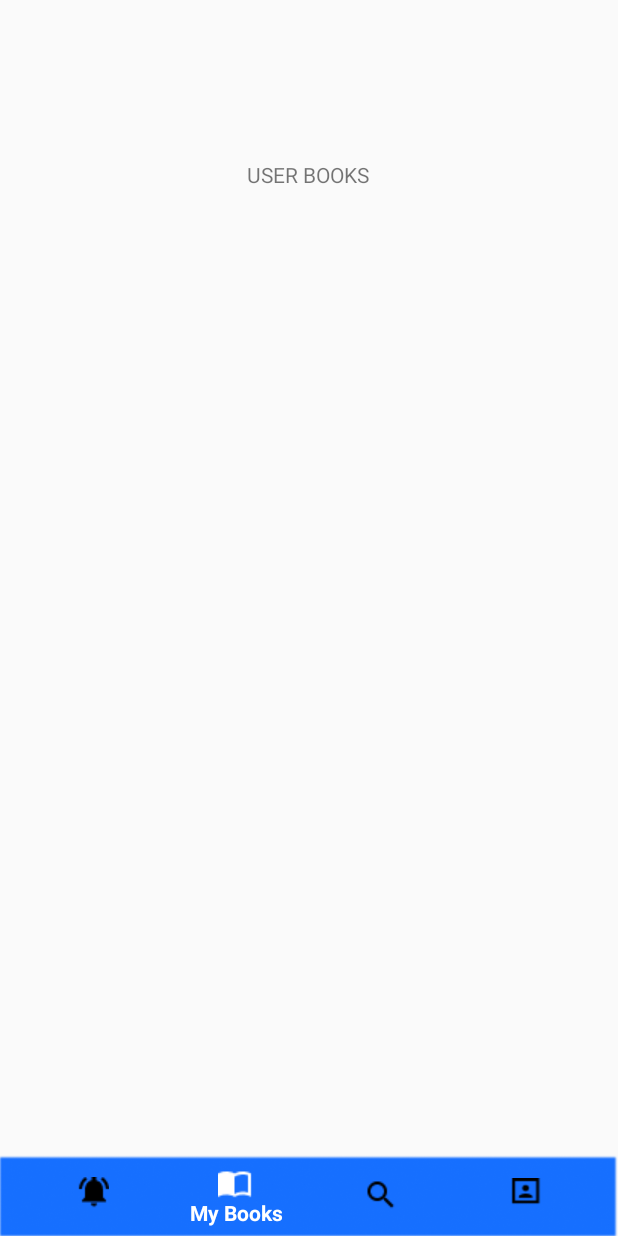
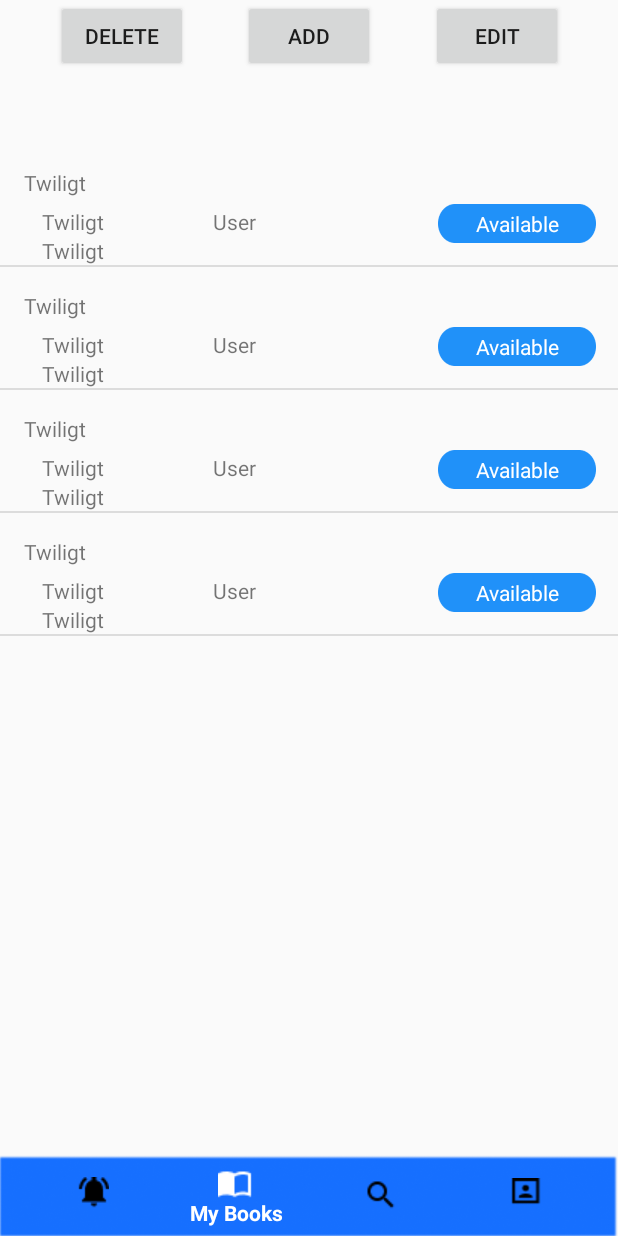
Before and after one commit to CMPUT301F20T26/BookShelf, an Android app: the UserBooks screen opened directly, with no data from a screen before it, on a phone screen of 412 x 824 dp. Run offline under Robolectric (Android 15) with nearby library versions, the phone set to English and light mode, and no system bars; our stand-ins replace Firebase (no records; nobody signed in at launch, a user with empty details on screens opened directly).

Commit message:
Add, delete, edit books, and update on firebase - yoginiku

```diff
--- /dev/null
+++ b/app/src/main/java/com/example/bookshelf/Book.java
@@ -0,0 +1,123 @@
+package com.example.bookshelf;
+
+import java.io.Serializable;
+import java.util.Objects;
+import java.util.concurrent.ThreadLocalRandom;
+
+public class Book implements Serializable {
+    private String Title;
+    private String Author;
+    private Long ISBN;
+    private String photoURL;
+    private BookStatus Status;
+    private String ownerUsername;
+    private String description;
+    int id_number = ThreadLocalRandom.current().nextInt();
+
+    public enum BookStatus{Available, Requested, Accepted, Borrowed, Loaned};
+
+        public Book(String title, String author, Long ISBN, String photoURL, String description) {
+        this.Title = title;
+        this.Author = author;
+        this.ISBN = ISBN;
+        this.Status = BookStatus.Available;
+        this.photoURL = photoURL;
+        this.description = description;
+    }
+
+    public Book(String title, String author, Long ISBN, String photoURL) {
+        Title = title;
+        Author = author;
+        this.ISBN = ISBN;
+        this.photoURL = photoURL;
+        this.Status = BookStatus.Available;
+    }
+
+    public Book(String title, String author, Long ISBN) {
+        this.Title = title;
+        this.Author = author;
+        this.ISBN = ISBN;
+        this.Status = BookStatus.Available;
+    }
+    public Book(String title, String author, String description, Long ISBN) {
+        Title = title;
+        Author = author;
+        this.description = description;
+        this.ISBN = ISBN;
+        this.Status = BookStatus.Available;
+    }
+
+    public String getTitle() {
+        return Title;
+    }
+
+    public void setTitle(String title) {
+        Title = title;
+    }
+
+    public String getAuthor() {
+        return Author;
+    }
+
+    public void setAuthor(String author) {
+        Author = author;
+    }
+
+    public Long getISBN() {
+        return ISBN;
+    }
+
+    public void setISBN(Long ISBN) {
+        this.ISBN = ISBN;
+    }
+
+    public String getPhotoURL() {
+        return photoURL;
+    }
+
+    public void setPhotoURL(String photoURL) {
+        this.photoURL = photoURL;
+    }
+
+    public BookStatus getStatus() {
+        return Status;
+    }
+
+    public void setStatus(BookStatus status) {
+        Status = status;
+    }
+
+    public String getOwnerUsername() {
+        return ownerUsername;
+    }
+
+    public void setOwnerUsername(String ownerUsername) {
+        this.ownerUsername = ownerUsername;
+    }
+
+    public String getDescription() {
+        return description;
+    }
+
+    public void setDescription(String description) {
+        this.description = description;
+    }
+
+    @Override
+    public boolean equals(Object o) {
+        if (this == o) return true;
+        if (o == null || getClass() != o.getClass()) return false;
+        Book book = (Book) o;
+        return Title.equals(book.Title) &&
+                Author.equals(book.Author) &&
+                ISBN.equals(book.ISBN) &&
+                ownerUsername.equals(book.ownerUsername) &&
+                (id_number==book.id_number)&&
+                Objects.equals(description, book.description);
+    }
+
+    @Override
+    public int hashCode() {
+        return Objects.hash(Title, ISBN, id_number);
+    }
+}
--- /dev/null
+++ b/app/src/main/java/com/example/bookshelf/CustomList.java
@@ -0,0 +1,56 @@
+package com.example.bookshelf;
+
+import android.content.Context;
+import android.view.LayoutInflater;
+import android.view.View;
+import android.view.ViewGroup;
+import android.widget.ArrayAdapter;
+import android.widget.TextView;
+
+import androidx.annotation.NonNull;
+import androidx.annotation.Nullable;
+
+import org.w3c.dom.Text;
+
+import java.util.ArrayList;
+
+    public class CustomList extends ArrayAdapter<Book> {
+
+        private ArrayList<Book> books;
+        private Context context;
+
+        public CustomList(Context context, ArrayList<Book> books){
+            super(context,0, books);
+            this.books = books;
+            this.context = context;
+        }
+
+
+        @NonNull
+        @Override
+        public View getView(int position, @Nullable View convertView, @NonNull ViewGroup parent) {
+//        return super.getView(position, convertView, parent);
+            View view = convertView;
+
+            if(view == null){
+                view = LayoutInflater.from(context).inflate(R.layout.content_book, parent,false);
+            }
+
+            Book book = books.get(position);
+
+            TextView title = view.findViewById(R.id.TitleView);
+            TextView author = view.findViewById(R.id.AuthorView);
+            TextView description = view.findViewById(R.id.DescriptionView);
+            TextView status = view.findViewById(R.id.StatusView);
+            //TextView user = view.findViewById(R.id.UserView);
+
+            title.setText(book.getTitle());
+            author.setText(book.getAuthor());
+            description.setText(book.getDescription());
+            status.setText(book.getStatus().toString());
+            //user.setText(book.getOwnerUsername());
+
+            return view;
+
+        }
+    }
--- a/app/src/main/java/com/example/bookshelf/UserBooks.java
+++ b/app/src/main/java/com/example/bookshelf/UserBooks.java
@@ -4,14 +4,36 @@ import androidx.annotation.NonNull;
 import androidx.appcompat.app.AppCompatActivity;
 
 import android.content.Intent;
+import android.nfc.Tag;
 import android.os.Bundle;
+import android.util.Log;
 import android.view.MenuItem;
+import android.view.View;
+import android.widget.AdapterView;
+import android.widget.ArrayAdapter;
+import android.widget.Button;
+import android.widget.ListView;
 import android.widget.TextView;
 
+import com.google.android.gms.tasks.OnFailureListener;
+import com.google.android.gms.tasks.OnSuccessListener;
 import com.google.android.material.bottomnavigation.BottomNavigationView;
+import com.google.firebase.firestore.CollectionReference;
+import com.google.firebase.firestore.FirebaseFirestore;
 
-public class UserBooks extends AppCompatActivity {
+import java.util.ArrayList;
+import java.util.HashMap;
+import java.util.List;
+import java.util.Map;
+
+public class UserBooks extends AppCompatActivity implements AddBookFragment.DialogListener {
     TextView uidTv;
+    ListView bookList;
+    ArrayAdapter<Book> bookAdapter;
+    ArrayList<Book> bookDataList;
+    int pos;
+    CustomList customList;
+    private List<Book> Books;
 
     @Override
     protected void onCreate(Bundle savedInstanceState) {
@@ -19,8 +41,87 @@ public class UserBooks extends AppCompatActivity {
         setContentView(R.layout.activity_user_books);
 
         final String userId = getIntent().getStringExtra("UserID");
-        uidTv = findViewById(R.id.uid_userBooks);
-        uidTv.setText(userId);
+        //uidTv = findViewById(R.id.uid_userBooks);
+        //uidTv.setText(userId);
+        Button addBookButton;
+        addBookButton = findViewById(R.id.add);
+        bookList = findViewById(R.id.Book_list);
+        bookDataList = new ArrayList<>();
+        bookAdapter = new CustomList(this,bookDataList);
+        final FirebaseFirestore db;
+
+        bookList.setAdapter(bookAdapter);
+        String titl = "Twiligt";
+        String auth = "Twiligt";
+        String desc = "Twiligt";
+        Long isb = (long) 124684641;
+        Book bookadd = new Book(titl, auth, desc, isb);
+        bookAdapter.add(bookadd);
+        bookAdapter.add(bookadd);
+        bookAdapter.add(bookadd);
+        bookAdapter.add(bookadd);
+        db = FirebaseFirestore.getInstance();
+        final CollectionReference collectionReference = db.collection("books");
+        addBookButton.setOnClickListener(new View.OnClickListener() {
+            @Override
+            public void onClick(View view) {
+                    new AddBookFragment().show(getSupportFragmentManager(), "ADD_BOOK");
+                }
+        });
+
+
+        bookList.setOnItemClickListener(new AdapterView.OnItemClickListener() {
+            @Override
+            public void onItemClick(AdapterView<?> parent, View view, final int position, long id) {
+                pos = position;//to keep track of which item to edit
+                System.out.println(pos);
+
+                // when delete button pressed remove the selected item from GearAdapter
+                Button deleteButton = findViewById(R.id.delete);
+                deleteButton.setOnClickListener(new View.OnClickListener() {
+
+                    @Override
+                    public void onClick(View view) {
+                        if (pos < bookList.getCount() && pos >= 0) {
+                            if (pos < bookList.getCount() && pos >= 0) {
+                                String rem_isbn = (bookDataList.get(pos)).getISBN().toString();
+                                collectionReference
+                                        .document(rem_isbn)
+                                        .delete();
+                            bookDataList.remove(pos);
+                            bookAdapter.notifyDataSetChanged();
+                            pos = -1;
+                        }
+                    }
+                }});
+
+                // when edit button clicked go to AddGearFragment to edit
+                Button editButton = findViewById(R.id.edit);
+                editButton.setOnClickListener(new View.OnClickListener() {
+
+                    @Override
+                    public void onClick(View view) {
+                        if (pos < bookList.getCount() && pos >= 0) {
+                            AddBookFragment add_new = AddBookFragment.newInstance(bookAdapter.getItem(pos));
+                            add_new.show(getSupportFragmentManager(),"EDIT_GEAR");
+                            Book dbadd = bookDataList.get(pos);
+                            Map<String, Object> book = new HashMap<>();
+                            book.put("title", dbadd.getTitle());
+                            book.put("author", dbadd.getAuthor());
+                            book.put("isbn", dbadd.getISBN().toString());
+                            book.put("description", dbadd.getDescription());
+                            collectionReference
+                                    .document(dbadd.getISBN().toString())
+                                    .update(book);
+                            pos = -1;
+                        }
+                    }
+                });
+            }
+        });
+
+
+
 
         //BOTTOM NAVIGATION_________________________________________________________________________
         //Initialize nav bar and assign it
@@ -62,4 +163,17 @@ public class UserBooks extends AppCompatActivity {
         //__________________________________________________________________________________________
 
     }
+    @Override
+    public void add_Book(Book book) {
+        bookAdapter.add(book);
+    }
+
+    @Override
+    public void edit_Book(Book book, String title, String author, Long isbn, String des) {
+        book.setTitle(title);
+        book.setAuthor(author);
+        book.setISBN(isbn);
+        book.setDescription(des);
+        bookAdapter.notifyDataSetChanged();
+    }
 }
--- a/app/src/main/res/layout/activity_user_books.xml
+++ b/app/src/main/res/layout/activity_user_books.xml
@@ -28,30 +28,42 @@
         app:layout_constraintLeft_toLeftOf="parent"
         app:layout_constraintRight_toRightOf="parent"
         app:menu="@menu/menu_bottom_navigation" />
+    <Button
+        android:id="@+id/edit"
+        android:layout_width="wrap_content"
+        android:layout_height="wrap_content"
+        android:text="@string/edit"
+        app:layout_constraintEnd_toEndOf="parent"
+        app:layout_constraintStart_toEndOf="@+id/add"
+        app:layout_constraintTop_toTopOf="parent" />
 
-    <TextView
-        android:id="@+id/uid_userBooks"
-        android:layout_width="370dp"
-        android:layout_height="68dp"
-        android:gravity="center"
-        android:text="TextView"
-        android:textAlignment="center"
-        app:layout_constraintBottom_toTopOf="@+id/bottom_nav_bar"
+    <Button
+        android:id="@+id/add"
+        android:layout_width="wrap_content"
+        android:layout_height="wrap_content"
+        android:text="@string/add"
         app:layout_constraintEnd_toEndOf="parent"
         app:layout_constraintStart_toStartOf="parent"
         app:layout_constraintTop_toTopOf="parent" />
 
-    <TextView
-        android:layout_width="370dp"
-        android:layout_height="68dp"
-        android:gravity="center"
-        android:text="USER BOOKS"
-        android:textAlignment="center"
+    <Button
+        android:id="@+id/delete"
+        android:layout_width="wrap_content"
+        android:layout_height="wrap_content"
+        android:text="@string/delete"
+        app:layout_constraintEnd_toStartOf="@+id/add"
+        app:layout_constraintStart_toStartOf="parent"
+        app:layout_constraintTop_toTopOf="parent" />
+
+    <ListView
+        android:id="@+id/Book_list"
+        android:layout_width="413dp"
+        android:layout_height="626dp"
         app:layout_constraintBottom_toTopOf="@+id/bottom_nav_bar"
         app:layout_constraintEnd_toEndOf="parent"
-        app:layout_constraintHorizontal_bias="0.487"
         app:layout_constraintStart_toStartOf="parent"
-        app:layout_constraintTop_toTopOf="parent"
-        app:layout_constraintVertical_bias="0.118" />
+        app:layout_constraintTop_toBottomOf="@+id/add"></ListView>
+
+
 
 </androidx.constraintlayout.widget.ConstraintLayout>
--- /dev/null
+++ b/app/src/main/res/layout/content_book.xml
@@ -0,0 +1,61 @@
+<?xml version="1.0" encoding="utf-8"?>
+<androidx.constraintlayout.widget.ConstraintLayout xmlns:android="http://schemas.android.com/apk/res/android"
+    xmlns:app="http://schemas.android.com/apk/res-auto"
+    xmlns:tools="http://schemas.android.com/tools"
+    android:layout_width="match_parent"
+    android:layout_height="match_parent">
+
+    <TextView
+        android:id="@+id/TitleView"
+        android:layout_width="83dp"
+        android:layout_height="26dp"
+        android:layout_marginStart="16dp"
+        android:layout_marginTop="16dp"
+        android:text="Title"
+        app:layout_constraintStart_toStartOf="parent"
+        app:layout_constraintTop_toTopOf="parent" />
+
+    <TextView
+        android:id="@+id/AuthorView"
+        android:layout_width="wrap_content"
+        android:layout_height="wrap_content"
+        android:layout_marginStart="28dp"
+        android:text="Author"
+        app:layout_constraintStart_toStartOf="parent"
+        app:layout_constraintTop_toBottomOf="@+id/TitleView" />
+
+    <TextView
+        android:id="@+id/UserView"
+        android:layout_width="wrap_content"
+        android:layout_height="wrap_content"
+        android:layout_marginStart="72dp"
+        android:layout_marginTop="42dp"
+        android:text="User"
+        app:layout_constraintStart_toEndOf="@+id/AuthorView"
+        app:layout_constraintTop_toTopOf="parent" />
+
+    <TextView
+        android:id="@+id/DescriptionView"
+        android:layout_width="wrap_content"
+        android:layout_height="wrap_content"
+        android:layout_marginStart="28dp"
+        android:text="Description"
+        app:layout_constraintStart_toStartOf="parent"
+        app:layout_constraintTop_toBottomOf="@+id/AuthorView" />
+
+    <TextView
+        android:id="@+id/StatusView"
+        android:layout_width="105dp"
+        android:layout_height="26dp"
+        android:layout_marginTop="40dp"
+        android:layout_marginEnd="16dp"
+        android:background="@drawable/darkblue_button_1"
+        android:gravity="center"
+        android:text="Status"
+        android:textColor="#FFFFFF"
+        app:layout_constraintEnd_toEndOf="parent"
+        app:layout_constraintHorizontal_bias="1.0"
+        app:layout_constraintStart_toEndOf="@+id/UserView"
+        app:layout_constraintTop_toTopOf="parent" />
+
+</androidx.constraintlayout.widget.ConstraintLayout>
--- a/app/src/main/res/values/strings.xml
+++ b/app/src/main/res/values/strings.xml
@@ -7,5 +7,9 @@
     <string name="next">Next</string>
     <!-- TODO: Remove or change this placeholder text -->
     <string name="hello_blank_fragment">Hello blank fragment</string>
+    <string name="delete">Delete</string>
+    <string name="add">Add</string>
+    <string name="edit">Edit</string>
+    <string name="add_picture">Add Picture</string>
 
 </resources>
```
Also changed, not shown: app/src/main/java/com/example/bookshelf/AddBookFragment.java (added, +131 -0 lines), app/src/main/res/layout/activity_add_book.xml (added, +58 -0 lines).
